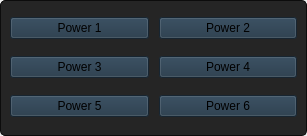
First picture: the form in src/gui/device_controls/devicepowerwidget.ui, repository tom-23/TasmoManager, before the edit.
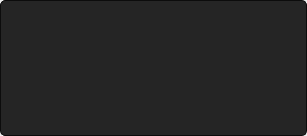
Second picture: the form after the edit.

Commit message: 16 power options support and WebUI Names

What changed in the file:
```diff
--- a/src/gui/device_controls/devicepowerwidget.ui
+++ b/src/gui/device_controls/devicepowerwidget.ui
@@ -64,66 +64,6 @@
       <property name="spacing">
        <number>10</number>
       </property>
-      <item row="1" column="0">
-       <widget class="QPushButton" name="power3">
-        <property name="text">
-         <string>Power 3</string>
-        </property>
-        <property name="checkable">
-         <bool>true</bool>
-        </property>
-       </widget>
-      </item>
-      <item row="0" column="1">
-       <widget class="QPushButton" name="power2">
-        <property name="text">
-         <string>Power 2</string>
-        </property>
-        <property name="checkable">
-         <bool>true</bool>
-        </property>
-       </widget>
-      </item>
-      <item row="1" column="1">
-       <widget class="QPushButton" name="power4">
-        <property name="text">
-         <string>Power 4</string>
-        </property>
-        <property name="checkable">
-         <bool>true</bool>
-        </property>
-       </widget>
-      </item>
-      <item row="0" column="0">
-       <widget class="QPushButton" name="power1">
-        <property name="text">
-         <string>Power 1</string>
-        </property>
-        <property name="checkable">
-         <bool>true</bool>
-        </property>
-       </widget>
-      </item>
-      <item row="2" column="0">
-       <widget class="QPushButton" name="power5">
-        <property name="text">
-         <string>Power 5</string>
-        </property>
-        <property name="checkable">
-         <bool>true</bool>
-        </property>
-       </widget>
-      </item>
-      <item row="2" column="1">
-       <widget class="QPushButton" name="power6">
-        <property name="text">
-         <string>Power 6</string>
-        </property>
-        <property name="checkable">
-         <bool>true</bool>
-        </property>
-       </widget>
-      </item>
      </layout>
     </widget>
    </item>
```
Left out of the diff: 1 changed line with no effect on the pictures. The commit also changes 10 other files.
